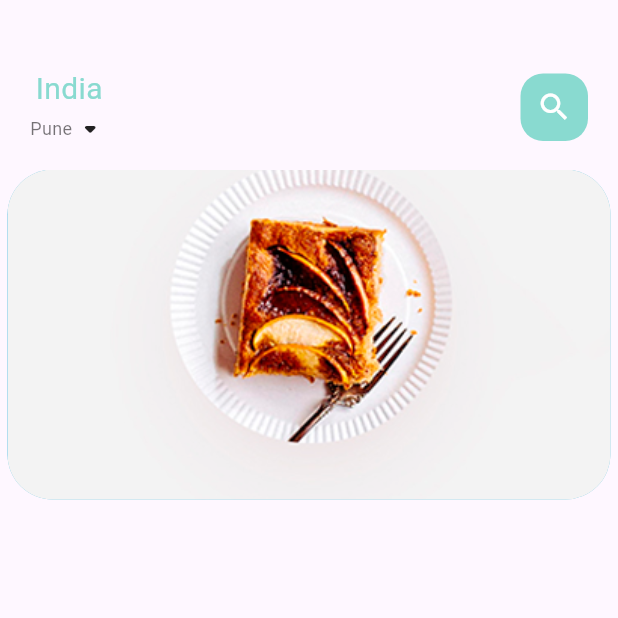
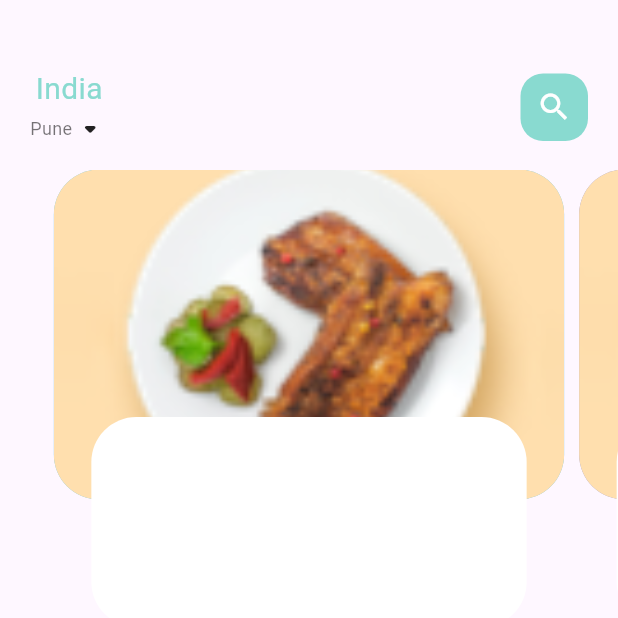
Before and after one commit to AkshayAshokCode/FoodDelivery, a Flutter app: the screen it shows after launch, on a phone screen of 412 x 824 dp, the top half of it. Run offline on Flutter 3.47's test engine with Material 3 defaults, Android fonts, the phone set to English and light mode, and no system bars.

Commit message:
add stack on container

```diff
--- a/lib/home/food_page_body.dart
+++ b/lib/home/food_page_body.dart
@@ -1,4 +1,5 @@
 import 'package:flutter/cupertino.dart';
+import 'package:flutter/material.dart';
 
 class FoodPageBody extends StatefulWidget {
   const FoodPageBody({super.key});
@@ -9,7 +10,7 @@ class FoodPageBody extends StatefulWidget {
 
 class _FoodPageBodyState extends State<FoodPageBody> with SingleTickerProviderStateMixin {
   late AnimationController _controller;
-
+  PageController pageController = PageController(viewportFraction: 0.85);
   @override
   void initState() {
     super.initState();
@@ -27,6 +28,7 @@ class _FoodPageBodyState extends State<FoodPageBody> with SingleTickerProviderSt
     return Container(
       height: 320,
       child: PageView.builder(
+        controller: pageController,
           itemCount: 5 ,
           itemBuilder: (context, position){
         return _buildPageItem(position);
@@ -46,11 +48,25 @@ class _FoodPageBodyState extends State<FoodPageBody> with SingleTickerProviderSt
             image: DecorationImage(
                 fit: BoxFit.cover,
                 image: AssetImage(
-                    "assets/image/food1.png"
+                    "assets/image/food11.png"
                 )
             )
         )
-    )
+    ),
+        Align(
+          alignment: Alignment.bottomCenter,
+          child: Container(
+              height: 140,
+              margin: EdgeInsets.only(left: 30, right: 30, bottom: 15),
+              decoration: BoxDecoration(
+                  borderRadius: BorderRadius.circular(30),
+                  color: Colors.white,
+              ),
+            child: Container(
+              // add combination of row & column
+            ),
+          ),
+        )
       ]
     );
   }
```
